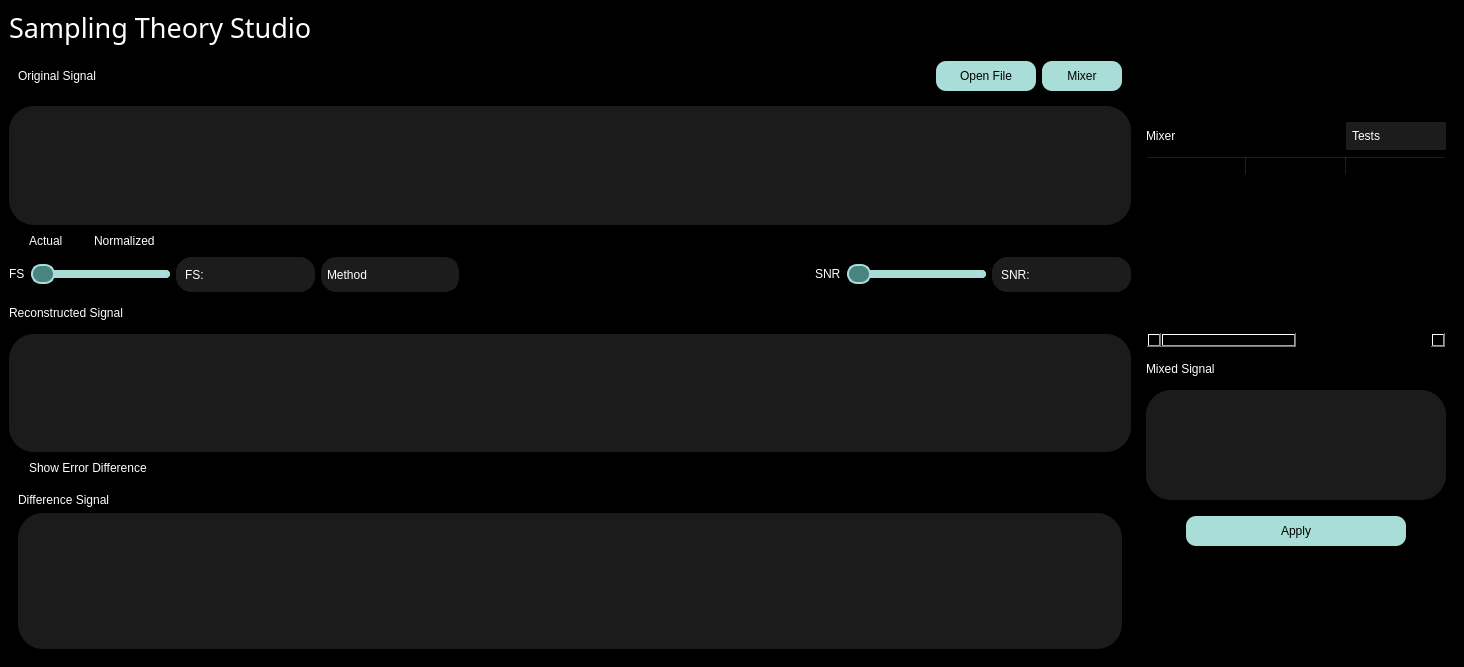
This is ui_version2.ui in hassnaa11/Sampling-Theory-Studio as Qt 5 draws it before an edit. The edited form follows.
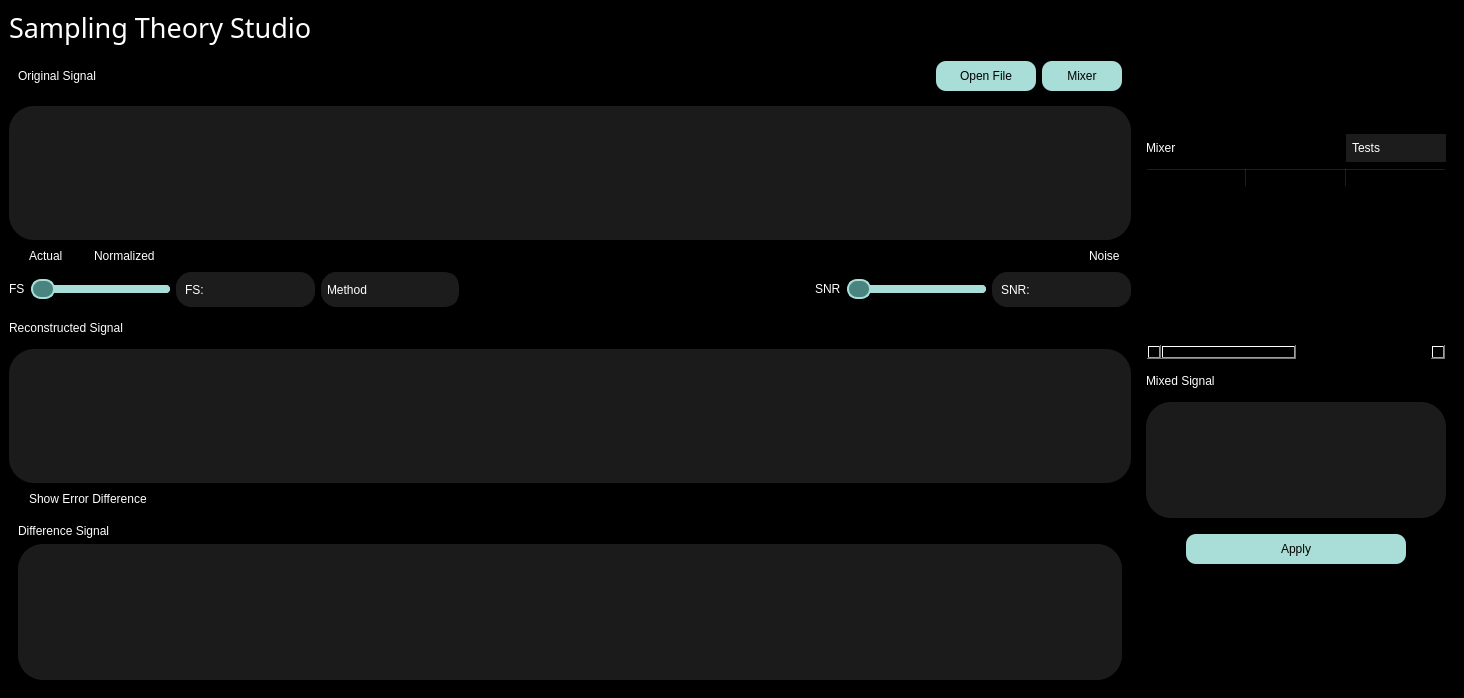
This is the edited form. Icons and pictures are not drawn.

Commit message: noise checkbox

Diff of the .ui file:
```diff
--- a/ui_version2.ui
+++ b/ui_version2.ui
@@ -7,7 +7,7 @@
     <x>0</x>
     <y>0</y>
     <width>1464</width>
-    <height>667</height>
+    <height>698</height>
    </rect>
   </property>
   <property name="sizePolicy">
@@ -306,6 +306,31 @@
             </property>
            </widget>
           </item>
+          <item>
+           <spacer name="actual_noramlized_horizontalSpacer_3">
+            <property name="orientation">
+             <enum>Qt::Horizontal</enum>
+            </property>
+            <property name="sizeHint" stdset="0">
+             <size>
+              <width>350</width>
+              <height>20</height>
+             </size>
+            </property>
+           </spacer>
+          </item>
+          <item>
+           <widget class="QCheckBox" name="noise_checkBox">
+            <property name="styleSheet">
+             <string notr="true">color: rgb(255, 255, 255);
+font: italic 10pt &quot;Georgia&quot;;
+margin-right: 10px;</string>
+            </property>
+            <property name="text">
+             <string>Noise</string>
+            </property>
+           </widget>
+          </item>
          </layout>
         </item>
         <item>
```
The commit also changes 5 other files.
